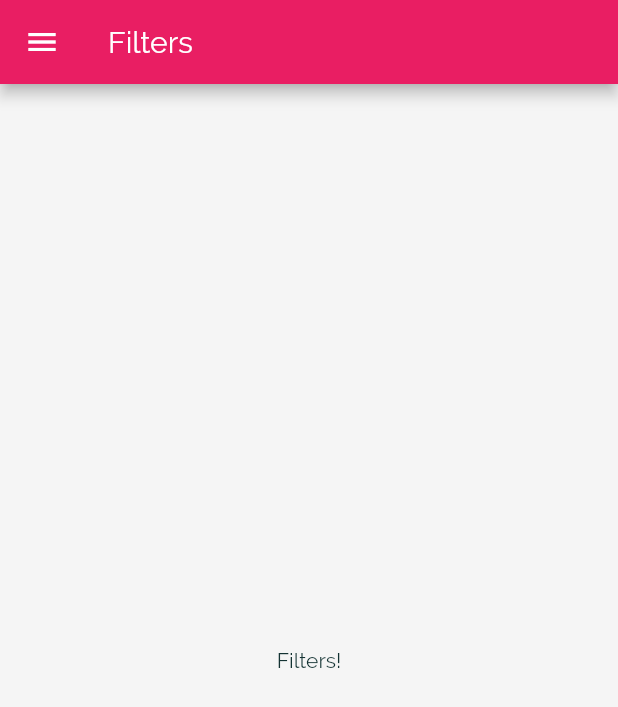
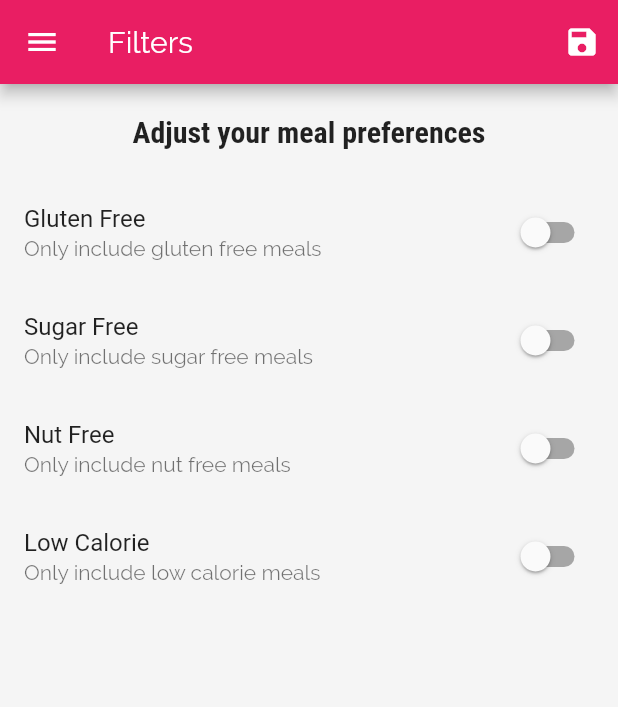
Before and after one commit to erinkelsey/veganmeals-flutter, a Flutter app: the FiltersScreen screen opened by its route, on a phone screen of 412 x 824 dp. Shown: the top 707 px of the screen. Run offline on Flutter 3.47's test engine with Material 2 defaults, Android fonts, the phone set to English and light mode, and no system bars.

Commit message:
add filtering screen and ability to filter meals based on preferences

```diff
--- a/lib/dummy_data.dart
+++ b/lib/dummy_data.dart
@@ -203,7 +203,7 @@ const DUMMY_MEALS = const [
   Meal(
     id: 'm5',
     categories: [
-      'c6'
+      'c6',
       'c8',
       'c11',
     ],
--- a/lib/main.dart
+++ b/lib/main.dart
@@ -6,14 +6,44 @@ import './screens/meal_detail_screen.dart';
 import './screens/top_tabs_screen.dart';
 import './screens/bottom_tabs_screen.dart';
 import './screens/filters_screen.dart';
-
+import './models/meal.dart';
+import './dummy_data.dart';
 
 void main() {
   runApp(MyApp());
 }
 
-class MyApp extends StatelessWidget {
+class MyApp extends StatefulWidget {
   // This widget is the root of your application.
+  @override
+  _MyAppState createState() => _MyAppState();
+}
+
+class _MyAppState extends State<MyApp> {
+  Map<String, bool> _filters = {
+    'gluten': false,
+    'sugar': false,
+    'nut': false,
+    'lowCal': false
+  };
+
+  List<Meal> _availableMeals = DUMMY_MEALS;
+
+  void _setFilters(Map<String, bool> filterData){
+    setState(() {
+      _filters = filterData;
+
+      _availableMeals = DUMMY_MEALS.where((meal) {
+        if (_filters['gluten'] && !meal.isGlutenFree) return false;
+        if (_filters['sugar'] && !meal.isSugarFree) return false;
+        if (_filters['nut'] && !meal.isNutFree) return false;
+        if (_filters['lowCal'] && !meal.isLowCal) return false;
+
+        return true;
+      }).toList();
+    });
+  }
+
   @override
   Widget build(BuildContext context) {
     return MaterialApp(
@@ -41,9 +71,9 @@ class MyApp extends StatelessWidget {
       routes: {
         // '/': (ctx) => kIsWeb ? TopTabsScreen() : TabsScreen(),
         '/': (ctx) => TabsScreen(),
-        CategoryMealsScreen.routeName: (ctx) => CategoryMealsScreen(),
+        CategoryMealsScreen.routeName: (ctx) => CategoryMealsScreen(_availableMeals),
         MealDetailScreen.routeName: (ctx) => MealDetailScreen(),
-        FiltersScreen.routeName: (ctx) => FiltersScreen(),
+        FiltersScreen.routeName: (ctx) => FiltersScreen(_filters, _setFilters),
       },
       // default route -> no registered route was found in the routes table
       onGenerateRoute: (settings) {
--- a/lib/screens/category_meals_screen.dart
+++ b/lib/screens/category_meals_screen.dart
@@ -1,11 +1,14 @@
 import 'package:flutter/material.dart';
 
-import '../dummy_data.dart';
 import '../widgets/meal_item.dart';
 import '../models/meal.dart';
 
 class CategoryMealsScreen extends StatefulWidget {
   static const routeName = '/category-meals';
+
+  final List<Meal> availableMeals;
+
+  CategoryMealsScreen(this.availableMeals);
 
   @override
   _CategoryMealsScreenState createState() => _CategoryMealsScreenState();
@@ -21,7 +24,7 @@ class _CategoryMealsScreenState extends State<CategoryMealsScreen> {
       ModalRoute.of(context).settings.arguments as Map<String, String>;
     categoryTitle = routeArgs['title'];
     final categoryId = routeArgs['id'];
-    displayedMeals = DUMMY_MEALS.where((meal) {
+    displayedMeals = widget.availableMeals.where((meal) {
       return meal.categories.contains(categoryId);
     }).toList();
 
--- a/lib/screens/filters_screen.dart
+++ b/lib/screens/filters_screen.dart
@@ -2,19 +2,134 @@ import 'package:flutter/material.dart';
 
 import '../widgets/main_drawer.dart';
 
-class FiltersScreen extends StatelessWidget {
+class FiltersScreen extends StatefulWidget {
   static const routeName = '/filters';
+
+  final Function saveFilters;
+  final Map<String, bool> currentFilters;
+
+  FiltersScreen(this.currentFilters, this.saveFilters);
+
+  @override
+  _FiltersScreenState createState() => _FiltersScreenState();
+}
+
+class _FiltersScreenState extends State<FiltersScreen> {
+  var _glutenFree = false;
+  var _sugarFree = false;
+  var _nutFree = false;
+  var _lowCal = false;
+
+  @override
+  initState(){
+    _glutenFree = widget.currentFilters['gluten'];
+    _sugarFree = widget.currentFilters['sugar'];
+    _nutFree = widget.currentFilters['nut'];
+    _lowCal = widget.currentFilters['lowCal'];
+    super.initState();
+  }
+
+  Widget _buildSwitchListTile(
+    String title,
+    String description,
+    bool currentValue,
+    Function updateValue
+  ){
+    return SwitchListTile(
+      title: Text(title),
+      value: currentValue,
+      subtitle: Text(description),
+      onChanged: (newValue) {
+        updateValue(newValue);
+      },
+    );
+  }
 
   @override
   Widget build(BuildContext context) {
     return Scaffold(
       appBar: AppBar(
         title: Text('Filters'),
+        actions: <Widget>[
+          IconButton(
+            icon: Icon(Icons.save),
+            onPressed: () {
+              final selectedFilters = {
+                'gluten': _glutenFree,
+                'sugar': _sugarFree,
+                'nut': _nutFree,
+                'lowCal': _lowCal
+              };
+              widget.saveFilters(selectedFilters);
+            },
+          )
+        ],
       ),
       drawer: MainDrawer(),
       body: Center(
-        child: Text(
-          'Filters!'
+        child: Container(
+          constraints: BoxConstraints(maxWidth: 500, minWidth: 500),
+          child: Column(
+            children: <Widget>[
+              Container(
+                padding: EdgeInsets.all(20),
+                child: Text(
+                  'Adjust your meal preferences',
+                  style: Theme.of(context).textTheme.headline6,
+                ),
+              ),
+              Expanded(
+                child: ListView(
+                  children: <Widget>[
+                    // Gluten Free
+                    _buildSwitchListTile(
+                      'Gluten Free',
+                      'Only include gluten free meals',
+                      _glutenFree,
+                      (newValue) {
+                        setState(() {
+                          _glutenFree = newValue;
+                        });
+                      }
+                    ),
+                    // Sugar Free
+                    _buildSwitchListTile(
+                      'Sugar Free',
+                      'Only include sugar free meals',
+                      _sugarFree,
+                      (newValue) {
+                        setState(() {
+                          _sugarFree = newValue;
+                        });
+                      }
+                    ),
+                    // Nut Free
+                    _buildSwitchListTile(
+                      'Nut Free',
+                      'Only include nut free meals',
+                      _nutFree,
+                      (newValue) {
+                        setState(() {
+                          _nutFree = newValue;
+                        });
+                      }
+                    ),
+                    // Low Calorie
+                    _buildSwitchListTile(
+                      'Low Calorie',
+                      'Only include low calorie meals',
+                      _lowCal,
+                      (newValue) {
+                        setState(() {
+                          _lowCal = newValue;
+                        });
+                      }
+                    ),
+                  ],
+                 ),
+              ),
+            ]
+          ),
         ),
       ),
     );
```
